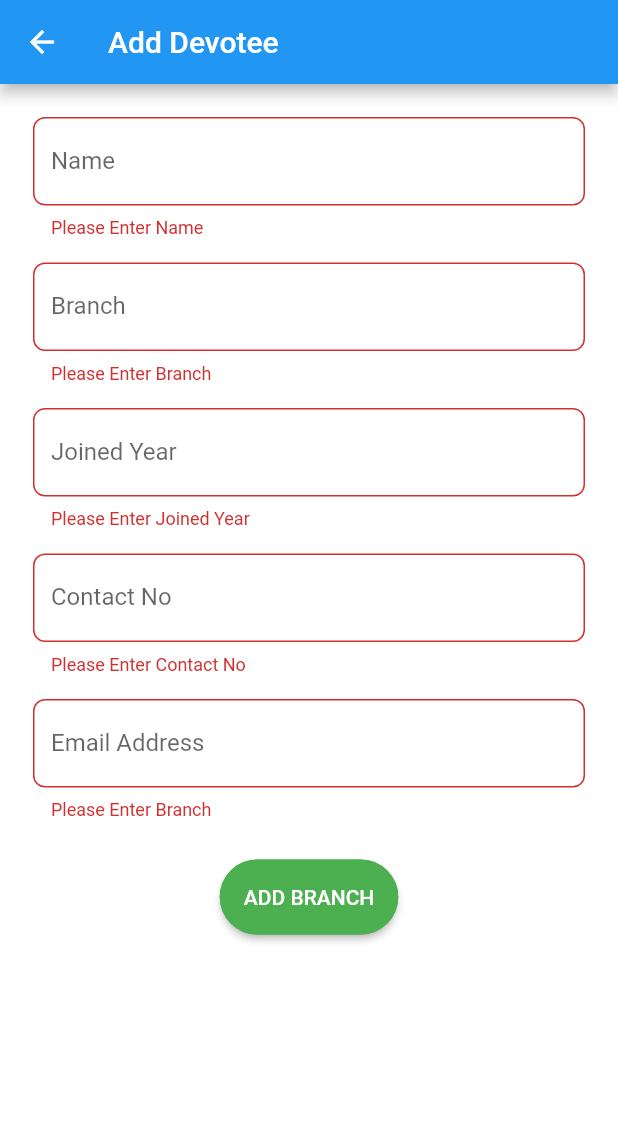
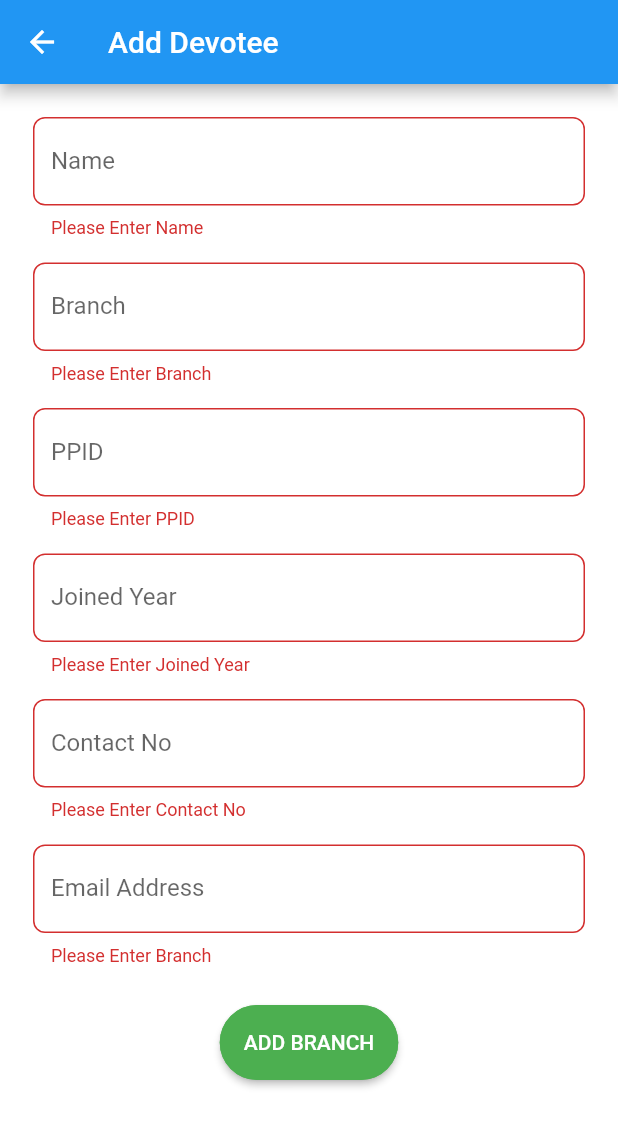
Before and after one commit to tnsmobilesolutions/nssaccounting, a Flutter app: the ManageDevoteeAdd screen opened directly, after a tap on "ADD BRANCH", on a phone screen of 412 x 824 dp. Shown: the top 1127 px of the screen. Run offline on Flutter 3.47's test engine with Material 2 defaults, Android fonts, the phone set to English and light mode, and no system bars; our stand-ins replace cloud_firestore, firebase_auth, firebase_core, flutter_login, material_floating_search_bar; accounts and stored records are empty.

Commit message:
devotee new

```diff
--- a/lib/dashboard_pages/ssm.dart
+++ b/lib/dashboard_pages/ssm.dart
@@ -38,8 +38,8 @@ class SSM extends StatelessWidget {
             child: Row(
               children: [
                 Container(
-                  height: 60.0,
-                  width: 200.0,
+                  height: 80.0,
+                  width: 150.0,
                   padding: const EdgeInsets.symmetric(
                       vertical: 13.5, horizontal: 12.0),
                   // child: const Text(
--- a/lib/data/devoteeAPI.dart
+++ b/lib/data/devoteeAPI.dart
@@ -30,7 +30,7 @@ class DevoteeAPI {
         if ((devotee.devoteeName ?? '').startsWith(devoteeName)) {
           lstDevotee.add(devotee);
         }
-        //lstDevotee.add(devotee);
+        // lstDevotee.add(devotee);
       });
       return lstDevotee;
     });
@@ -43,7 +43,7 @@ class DevoteeAPI {
     final reference = await devoteeCol.add({
       "branchId": devotee.branchId,
       "branchName": devotee.branchName,
-      "name": devotee.devoteeName,
+      "devoteeName": devotee.devoteeName,
       "ppid": devotee.ppid,
       "joiningYear": devotee.joiningYear,
       "contact": devotee.contact,
--- a/lib/setting_icon_pages/add_manage_devotee.dart
+++ b/lib/setting_icon_pages/add_manage_devotee.dart
@@ -15,6 +15,7 @@ class _ManageDevoteeAddState extends State<ManageDevoteeAdd> {
 
   final _nameController = TextEditingController();
   final _branchController = TextEditingController();
+  final _ppidController = TextEditingController();
   final _joinedController = TextEditingController();
   final _contactController = TextEditingController();
   final _emailController = TextEditingController();
@@ -65,6 +66,26 @@ class _ManageDevoteeAddState extends State<ManageDevoteeAdd> {
                   decoration: CommonStyle.textFieldStyle(
                     labelTextStr: "Branch",
                     hintTextStr: "Enter Branch",
+                  ),
+                ),
+                SizedBox(height: 16),
+                TextFormField(
+                  keyboardType: TextInputType.number,
+                  controller: _ppidController,
+                  validator: (value) {
+                    if (value!.isEmpty) {
+                      return 'Please Enter PPID';
+                    } else if (!RegExp(
+                            r'^[+]*[(]{0,1}[0-9]{1,4}[)]{0,1}[-\s\./0-9]*$')
+                        .hasMatch(value)) {
+                      return 'Please Enter Correct PPID';
+                    }
+                    return null;
+                  },
+                  // style: TextStyle(height: 0.5),
+                  decoration: CommonStyle.textFieldStyle(
+                    labelTextStr: "PPID",
+                    hintTextStr: "Enter PPID",
                   ),
                 ),
                 SizedBox(height: 16),
@@ -134,6 +155,7 @@ class _ManageDevoteeAddState extends State<ManageDevoteeAdd> {
                           branchId: "",
                           branchName: _branchController.text,
                           devoteeName: _nameController.text,
+                          ppid: _ppidController.text,
                           joiningYear: int.parse(_joinedController.text),
                           contact: _contactController.text,
                           email: _emailController.text,
```
Also changed, not shown: lib/setting_icon_pages/edit_manage_devotee.dart (+16 -2 lines), lib/setting_icon_pages/manage_devotee.dart (+6 -116 lines).
